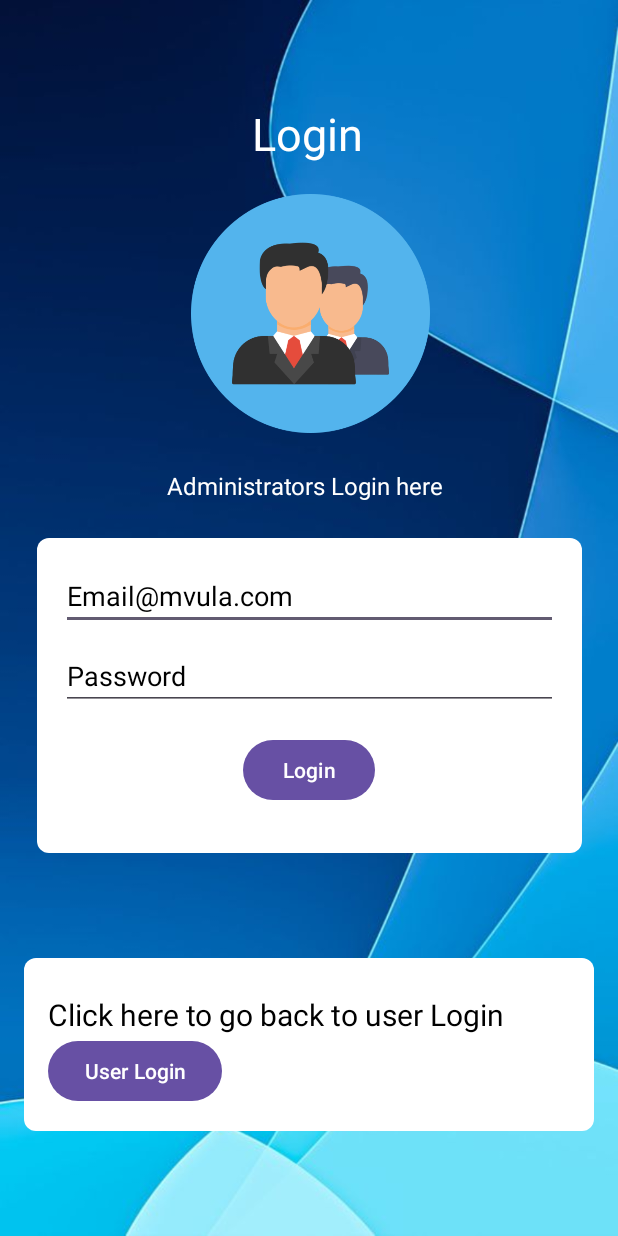
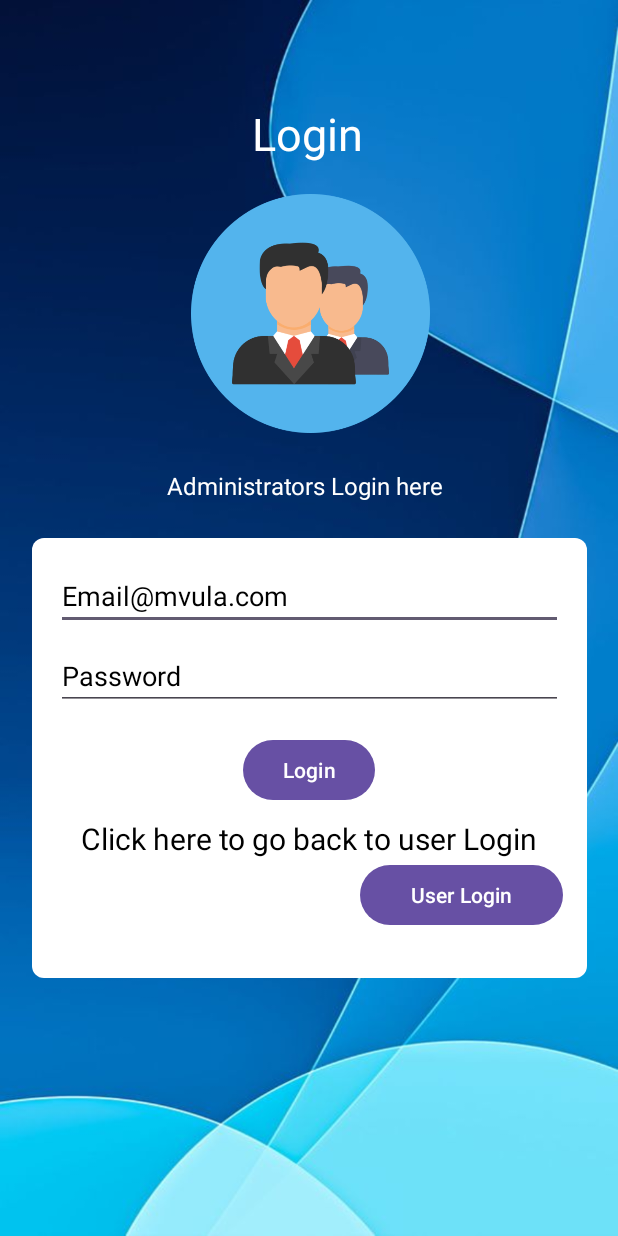
Before and after one commit to ThorisoG/Mvula-Trust-Application, an Android app: the AdminLogin screen opened directly, with no data from a screen before it, on a phone screen of 412 x 824 dp. Run offline under Robolectric (Android 15) with nearby library versions, the phone set to English and light mode, and no system bars.

Commit message:
emergency-pt2

```diff
--- a/app/src/main/res/layout/activity_admin_login.xml
+++ b/app/src/main/res/layout/activity_admin_login.xml
@@ -52,8 +52,8 @@
 
     <androidx.cardview.widget.CardView
         android:id="@+id/cardView2"
-        android:layout_width="363dp"
-        android:layout_height="210dp"
+        android:layout_width="370dp"
+        android:layout_height="293dp"
         android:layout_margin="16dp"
         app:cardCornerRadius="8dp"
         app:layout_constraintBottom_toBottomOf="parent"
@@ -64,7 +64,7 @@
 
         <LinearLayout
             android:layout_width="match_parent"
-            android:layout_height="wrap_content"
+            android:layout_height="match_parent"
             android:orientation="vertical"
             android:padding="16dp"
             tools:layout_editor_absoluteX="0dp"
@@ -96,44 +96,27 @@
                 android:onClick="Login"
                 android:text="Login" />
 
-            <!-- Center the button within the CardView -->
-        </LinearLayout>
-    </androidx.cardview.widget.CardView>
-
-    <androidx.cardview.widget.CardView
-        android:layout_width="match_parent"
-        android:layout_height="wrap_content"
-        android:layout_margin="16dp"
-        app:cardCornerRadius="8dp"
-        app:layout_constraintBottom_toBottomOf="parent"
-        app:layout_constraintEnd_toEndOf="parent"
-        app:layout_constraintStart_toStartOf="parent"
-        app:layout_constraintTop_toBottomOf="@+id/cardView2">
-
-        <LinearLayout
-            android:layout_width="match_parent"
-            android:layout_height="wrap_content"
-            android:orientation="vertical"
-            android:padding="16dp">
-
             <TextView
                 android:id="@+id/textView44"
-                android:layout_width="347dp"
+                android:layout_width="329dp"
                 android:layout_height="wrap_content"
+                android:layout_gravity="center"
                 android:layout_marginTop="8dp"
-                android:layout_gravity="center"
+                android:gravity="center"
                 android:text="Click here to go back to user Login"
                 android:textColor="@android:color/black"
                 android:textSize="20sp" />
 
             <Button
                 android:id="@+id/button3"
-                android:layout_width="wrap_content"
+                android:layout_width="135dp"
                 android:layout_height="wrap_content"
+                android:layout_gravity="right"
                 android:onClick="Prev"
                 android:text="User Login" />
+
+            <!-- Center the button within the CardView -->
         </LinearLayout>
-
     </androidx.cardview.widget.CardView>
 
 
```
Also changed, not shown: app/src/main/java/com/example/mvulatrustmobileapp/Volunteer_form.kt (+42 -2 lines), app/src/main/res/layout/activity_admin_splash_screen.xml (+24 -5 lines), app/src/main/res/layout/fragment_volunteer_form.xml (+6 -7 lines).
